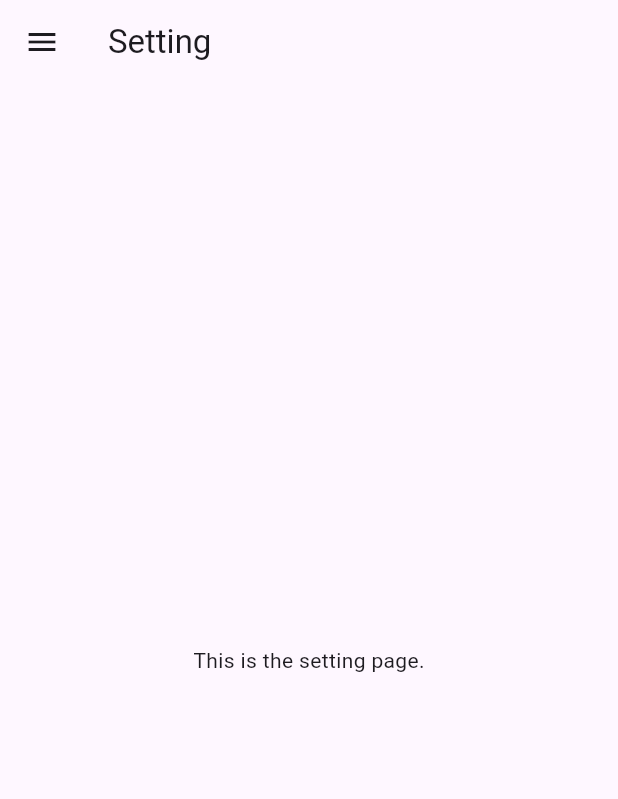
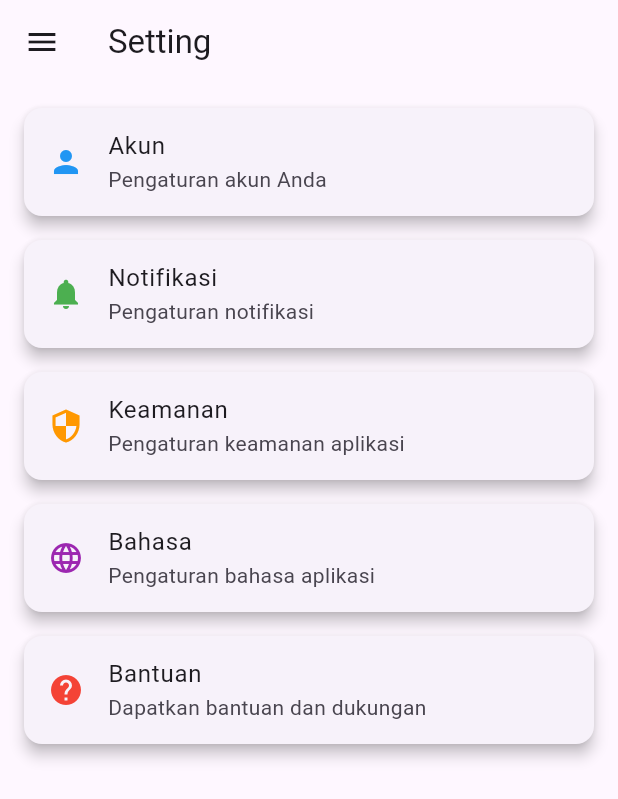
Before and after one commit to Asyrof12/crud_flutter, a Flutter app: the MySetting screen opened directly, on a phone screen of 412 x 824 dp. Shown: the top 799 px of the screen. Run offline on Flutter 3.47's test engine with Material 3 defaults, Android fonts, the phone set to English and light mode, and no system bars; our stand-ins replace flutter_dotenv, shared_preferences; accounts and stored records are empty.

Commit message:
feat : menu setting

```diff
--- a/lib/settings/setting_page.dart
+++ b/lib/settings/setting_page.dart
@@ -10,9 +10,71 @@ class MySetting extends StatelessWidget {
         leading: const CustomHamburger(),
         title: const Text("Setting"),
       ),
-      body: Center(
-        child: Text("This is the setting page."),
-      ),
+      body: ListView(
+        padding: const EdgeInsets.all(16),
+        children: [
+          Card(
+            elevation: 4,
+            margin: const EdgeInsets.only(bottom: 16),
+            child: ListTile(
+              leading: const Icon(Icons.person, color: Colors.blue),
+              title: const Text('Akun'),
+              subtitle: const Text('Pengaturan akun Anda'),
+              onTap: () {
+                // Aksi ketika menu Akun ditekan
+              },
+            ),
+          ),
+          Card(
+            elevation: 4,
+            margin: const EdgeInsets.only(bottom: 16),
+            child: ListTile(
+              leading: const Icon(Icons.notifications, color: Colors.green),
+              title: const Text('Notifikasi'),
+              subtitle: const Text('Pengaturan notifikasi'),
+              onTap: () {
+                // Aksi ketika menu Notifikasi ditekan
+              },
+            ),
+          ),
+          Card(
+            elevation: 4,
+            margin: const EdgeInsets.only(bottom: 16),
+            child: ListTile(
+              leading: const Icon(Icons.security, color: Colors.orange),
+              title: const Text('Keamanan'),
+              subtitle: const Text('Pengaturan keamanan aplikasi'),
+              onTap: () {
+                // Aksi ketika menu Keamanan ditekan
+              },
+            ),
+          ),
+          Card(
+            elevation: 4,
+            margin: const EdgeInsets.only(bottom: 16),
+            child: ListTile(
+              leading: const Icon(Icons.language, color: Colors.purple),
+              title: const Text('Bahasa'),
+              subtitle: const Text('Pengaturan bahasa aplikasi'),
+              onTap: () {
+                // Aksi ketika menu Bahasa ditekan
+              },
+            ),
+          ),
+          Card(
+            elevation: 4,
+            margin: const EdgeInsets.only(bottom: 16),
+            child: ListTile(
+              leading: const Icon(Icons.help, color: Colors.red),
+              title: const Text('Bantuan'),
+              subtitle: const Text('Dapatkan bantuan dan dukungan'),
+              onTap: () {
+                // Aksi ketika menu Bantuan ditekan
+              },
+            ),
+          ),
+        ],
+      )
     );
   }
 }
```
